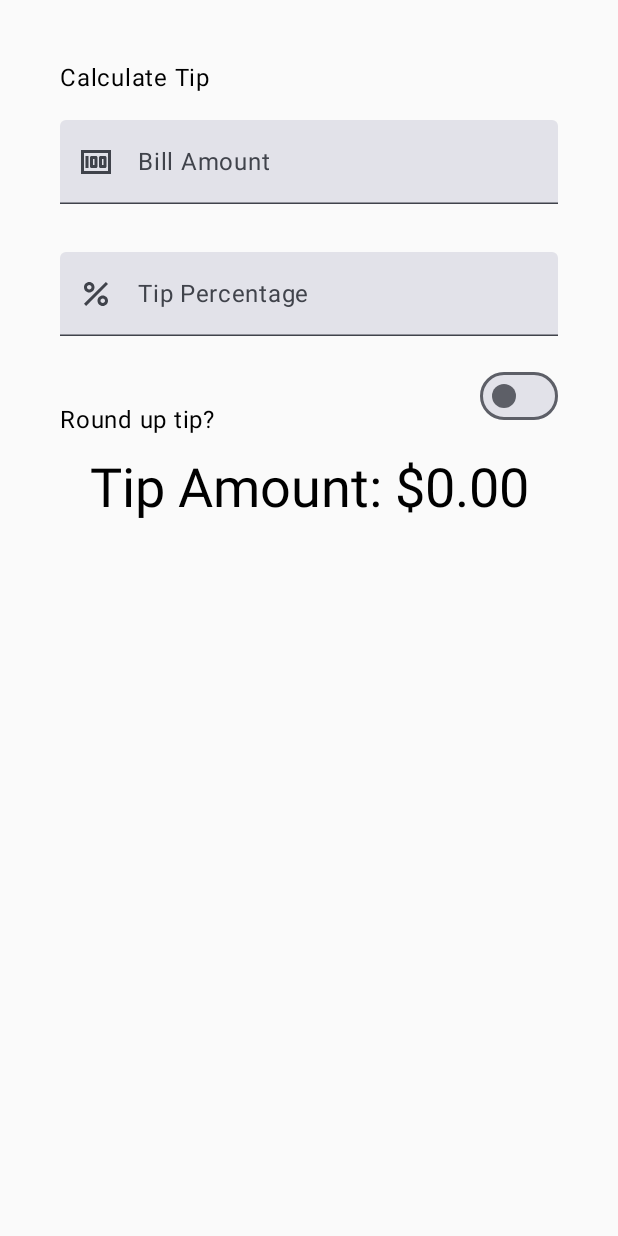
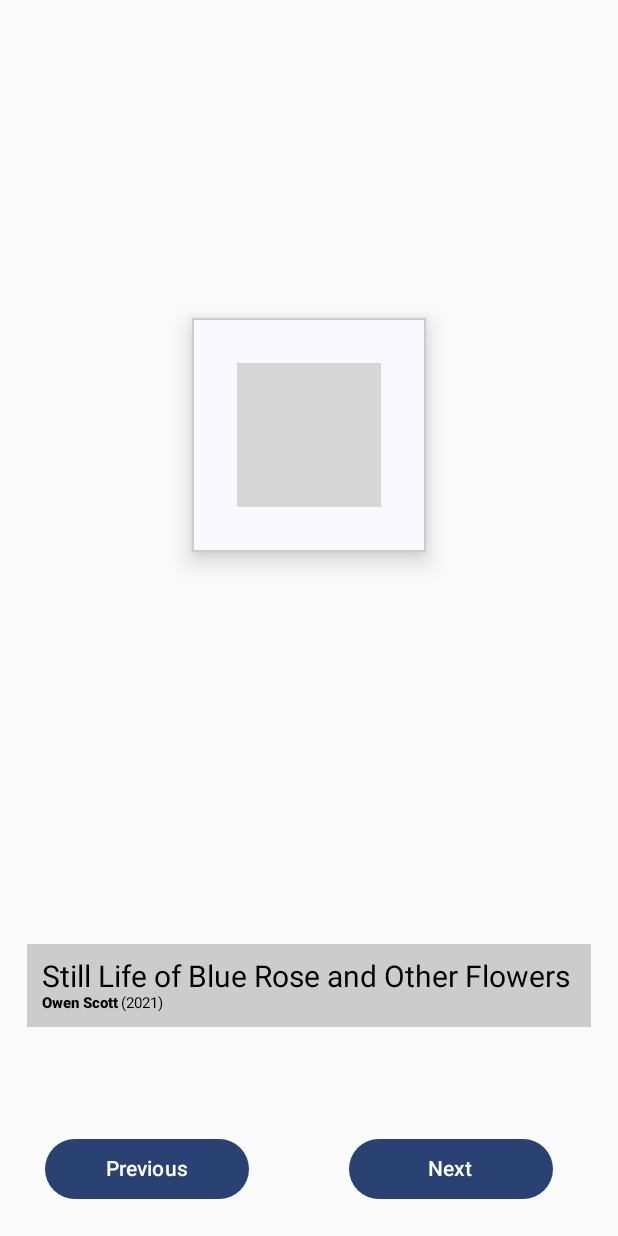
Before and after one commit to Ercan-Ozturk/JetpackComposePractice, an Android app built with Jetpack Compose: the screen it shows after launch (MainActivity), on a phone screen of 412 x 824 dp. Run offline under Robolectric (Android 15) with nearby library versions, the phone set to English and light mode, and no system bars; grey boxes are pictures that could not be loaded.

Commit message:
Jetpack Compose Art Space App

```diff
--- a/app/src/main/java/com/example/composepractice/MainActivity.kt
+++ b/app/src/main/java/com/example/composepractice/MainActivity.kt
@@ -1,63 +1,53 @@
 package com.example.composepractice
 
-import android.annotation.SuppressLint
+import android.graphics.fonts.FontFamily
+import android.graphics.fonts.FontStyle
 import android.os.Bundle
 import androidx.activity.ComponentActivity
 import androidx.activity.compose.setContent
-import androidx.annotation.DrawableRes
-import androidx.annotation.StringRes
-import androidx.annotation.VisibleForTesting
+import androidx.compose.foundation.BorderStroke
 import androidx.compose.foundation.Image
 import androidx.compose.foundation.background
 import androidx.compose.foundation.border
 import androidx.compose.foundation.layout.Arrangement
 import androidx.compose.foundation.layout.Box
+
 import androidx.compose.foundation.layout.Column
+
+
 import androidx.compose.foundation.layout.Row
+
+
 import androidx.compose.foundation.layout.Spacer
-import androidx.compose.foundation.layout.fillMaxSize
+import androidx.compose.foundation.layout.fillMaxHeight
 import androidx.compose.foundation.layout.fillMaxWidth
-import androidx.compose.foundation.layout.height
 import androidx.compose.foundation.layout.padding
 import androidx.compose.foundation.layout.size
+import androidx.compose.foundation.layout.width
+import androidx.compose.foundation.layout.wrapContentHeight
 import androidx.compose.foundation.layout.wrapContentSize
-import androidx.compose.foundation.layout.wrapContentWidth
-import androidx.compose.foundation.rememberScrollState
-import androidx.compose.foundation.shape.RoundedCornerShape
-import androidx.compose.foundation.text.KeyboardOptions
-import androidx.compose.foundation.verticalScroll
+
 import androidx.compose.material3.Button
-import androidx.compose.material3.ButtonDefaults
-import androidx.compose.material3.CenterAlignedTopAppBar
-import androidx.compose.material3.ExperimentalMaterial3Api
-import androidx.compose.material3.Icon
-import androidx.compose.material3.MaterialTheme
-import androidx.compose.material3.Scaffold
 import androidx.compose.material3.Surface
-import androidx.compose.material3.Switch
 import androidx.compose.material3.Text
-import androidx.compose.material3.TextField
-import androidx.compose.material3.TopAppBarDefaults
 import androidx.compose.runtime.Composable
-import androidx.compose.runtime.MutableState
 import androidx.compose.runtime.getValue
 import androidx.compose.runtime.mutableStateOf
 import androidx.compose.runtime.remember
 import androidx.compose.runtime.setValue
 import androidx.compose.ui.Alignment
 import androidx.compose.ui.Modifier
-import androidx.compose.ui.draw.clip
 import androidx.compose.ui.graphics.Color
+import androidx.compose.ui.layout.ContentScale
 import androidx.compose.ui.res.painterResource
-import androidx.compose.ui.res.stringResource
+import androidx.compose.ui.text.TextStyle
 import androidx.compose.ui.text.font.FontWeight
-import androidx.compose.ui.text.input.ImeAction
-import androidx.compose.ui.text.input.KeyboardType
+import androidx.compose.ui.text.style.TextDecoration
 import androidx.compose.ui.tooling.preview.Preview
 import androidx.compose.ui.unit.dp
 import androidx.compose.ui.unit.sp
 import com.example.composepractice.ui.theme.ComposePracticeTheme
-import java.text.NumberFormat
+import org.intellij.lang.annotations.JdkConstants.HorizontalAlignment
 
 class MainActivity : ComponentActivity() {
 
@@ -65,145 +55,166 @@ class MainActivity : ComponentActivity() {
         super.onCreate(savedInstanceState)
         setContent {
             ComposePracticeTheme {
-                TipTimeLayout()
+                ArtSpaceApp()
             }
         }
     }
 }
 
+@Composable
+@Preview
+private fun ArtAppPreview() {
+    ComposePracticeTheme {
+        ArtSpaceApp()
+    }
+}
 
-@OptIn(ExperimentalMaterial3Api::class)
 @Composable
-fun EditNumberField(
-    @StringRes label: Int,
-    @DrawableRes leadingIcon: Int,
-    keyboardOptions: KeyboardOptions,
-    value: String,
-    onValueChange: (String) -> Unit,
-    modifier: Modifier = Modifier
+private fun ArtSpaceApp() {
+
+    var imageID by remember { mutableStateOf(1) }
+    Column(
+        horizontalAlignment = Alignment.CenterHorizontally,
+        verticalArrangement = Arrangement.SpaceBetween,
+        modifier = Modifier
+            .padding(10.dp)
+            .fillMaxHeight()
     ) {
+        Spacer(
+            modifier = Modifier
+                .weight(0.2F)
+                .size(5.dp)
+        )
+        Surface(
+            shadowElevation = 10.dp,
+            modifier = Modifier
+                .padding(horizontal = 8.dp, vertical = 16.dp)
+                .weight(1.2F)
+                .wrapContentSize()
+                .border(1.dp, color = Color.LightGray)
+        ) {
+            Box(modifier = Modifier.padding(30.dp), contentAlignment = Alignment.Center) {
+                when (imageID) {
+                    1 -> {
 
-    TextField(
-        value = value,
-        onValueChange = onValueChange,
-        leadingIcon = { Icon(painter = painterResource(id = leadingIcon), null) },
-        label = { Text(stringResource(label)) },
-        singleLine = true,
-        keyboardOptions = keyboardOptions,
-        modifier = modifier
-
+                        Image(
+                            painter = painterResource(id = R.drawable.first_image),
+                            contentDescription = "",
+                            contentScale = ContentScale.Fit
                         )
                     }
 
-@Composable
-fun RoundTheTipRow(
-    roundUp: Boolean,
-    onRoundUpChanged: (Boolean) -> Unit,
-    modifier: Modifier = Modifier
-) {
-    Row(
-        modifier = Modifier
-            .fillMaxWidth()
-            .size(48.dp),
-        verticalAlignment = Alignment.CenterVertically
-    ) {
-        Text(text = stringResource(R.string.round_up_tip))
-        Switch(
-            checked = roundUp,
-            onCheckedChange = onRoundUpChanged,
-            modifier = modifier
-                .fillMaxWidth()
-                .wrapContentWidth(Alignment.End),
+                    2 -> {
+
+                        Image(
+                            painter = painterResource(id = R.drawable.second_image),
+                            contentDescription = "",
+                            contentScale = ContentScale.Fit
+                        )
+                    }
+
+                    else -> {
+                        Image(
+                            painter = painterResource(id = R.drawable.third_image),
+                            contentDescription = "",
+                            contentScale = ContentScale.Fit
                         )
                     }
                 }
 
-@Composable
-fun TipTimeLayout() {
-    var amountInput by remember { mutableStateOf("") }
-    val amount = amountInput.toDoubleOrNull() ?: 0.0
-    var tipInput by remember { mutableStateOf("") }
-    val tipPercent = tipInput.toDoubleOrNull() ?: 0.0
+            }
 
+        }
+        Spacer(
+            modifier = Modifier
+                .weight(0.2F)
+                .size(5.dp)
+        )
 
-    var roundUp by remember { mutableStateOf(false) }
-    var tip = calculateTip(amount, tipPercent, roundUp)
+        Box(
+            modifier = Modifier
+                .padding(horizontal = 8.dp)
+                .fillMaxWidth()
+                .wrapContentHeight()
+                .weight(0.5F)
+                .background(color = Color.LightGray)
 
+        ) {
             Column(
+                horizontalAlignment = Alignment.Start,
+                verticalArrangement = Arrangement.Center,
                 modifier = Modifier
-            .padding(40.dp)
-            .verticalScroll(rememberScrollState()),
-        horizontalAlignment = Alignment.CenterHorizontally,
-        verticalArrangement = Arrangement.Center,
+                    .padding(horizontal = 10.dp, vertical = 10.dp)
+
 
             ) {
                 Text(
-            text = stringResource(R.string.calculate_tip),
-            modifier = Modifier
-                .padding(bottom = 16.dp)
-                .align(alignment = Alignment.Start)
+                    text = "Still Life of Blue Rose and Other Flowers", style = TextStyle(
+                        color = Color.Black, fontSize = 20.sp
                     )
-        EditNumberField(
-            label = R.string.bill_amount,
-            keyboardOptions = KeyboardOptions.Default.copy(
-                keyboardType = KeyboardType.Number,
-                imeAction = ImeAction.Next
-            ),
-            leadingIcon = R.drawable.money,
-            value = amountInput,
-            onValueChange = { amountInput = it },
-            modifier = Modifier
-                .padding(bottom = 32.dp)
-                .fillMaxWidth()
                 )
-        EditNumberField(
-            label = R.string.how_was_the_service,
-            keyboardOptions = KeyboardOptions.Default.copy(
-                keyboardType = KeyboardType.Number,
-                imeAction = ImeAction.Done
-            ),
-            leadingIcon = R.drawable.percent,
-            value = tipInput,
-            onValueChange = { tipInput = it },
-            modifier = Modifier
-                .padding(bottom = 32.dp)
-                .fillMaxWidth()
+                Row {
+                    Text(
+                        text = "Owen Scott", style = TextStyle(
+                            color = Color.Black, fontSize = 10.sp, fontWeight = FontWeight.W800
                         )
-        RoundTheTipRow(
-            roundUp = roundUp,
-            onRoundUpChanged = { roundUp = it },
-            modifier = Modifier.padding(bottom = 32.dp)
                     )
+                    Spacer(modifier = Modifier.size(2.dp))
+                    Text(
+                        text = "(2021)", style = TextStyle(
+                            color = Color.Black,
+                            fontSize = 10.sp,
+                        )
+                    )
+                }
 
-        Text(
-            text = stringResource(R.string.tip_amount, tip),
-            style = MaterialTheme.typography.displaySmall
-        )
-        Spacer(modifier = Modifier.height(150.dp))
             }
         }
-
-/**
- * Calculates the tip based on the user input and format the tip amount
- * according to the local currency.
- * Example would be "$10.00".
- */
-@VisibleForTesting
-internal fun calculateTip(
-    amount: Double,
-    tipPercent: Double = 15.0,
-    roundUp: Boolean
-): String {
-    var tip = tipPercent / 100 * amount
-    if (roundUp)
-        tip = kotlin.math.ceil(tip)
-    return NumberFormat.getCurrencyInstance().format(tip)
+        //Spacer(modifier = Modifier.size(16.dp))
+        Row(
+            verticalAlignment = Alignment.CenterVertically,
+            horizontalArrangement = Arrangement.SpaceAround,
+            modifier = Modifier
+                .fillMaxWidth()
+                .weight(0.2F)
+        ) {
+            Spacer(
+                modifier = Modifier
+                    .size(2.dp)
+                    .weight(0.05F)
+            )
+            Button(
+                modifier = Modifier
+                    .weight(0.6F)
+                    .padding(horizontal = 8.dp),
+                onClick = {
+                    if (imageID > 1)
+                        imageID -= 1
                 }
-
-@Preview(showBackground = true)
-@Composable
-fun TipTimeLayoutPreview() {
-    ComposePracticeTheme {
-        TipTimeLayout()
+            ) {
+                Text(text = "Previous")
+            }
+            Spacer(
+                modifier = Modifier
+                    .size(2.dp)
+                    .weight(0.2F)
+            )
+            Button(
+                modifier = Modifier
+                    .weight(0.6F)
+                    .padding(horizontal = 8.dp),
+                onClick = {
+                    if (imageID < 3)
+                        imageID += 1
+                }
+            ) {
+                Text(text = "Next")
+            }
+            Spacer(
+                modifier = Modifier
+                    .size(2.dp)
+                    .weight(0.1F)
+            )
         }
     }
+}
--- a/app/src/main/java/com/example/composepractice/ui/theme/Color.kt
+++ b/app/src/main/java/com/example/composepractice/ui/theme/Color.kt
@@ -9,3 +9,6 @@ val Pink80 = Color(0xFFEFB8C8)
 val Purple40 = Color(0xFF6650a4)
 val PurpleGrey40 = Color(0xFF625b71)
 val Pink40 = Color(0xFF7D5260)
+
+
+val BluePrimary = Color.Blue
--- a/app/src/main/java/com/example/composepractice/ui/theme/Theme.kt
+++ b/app/src/main/java/com/example/composepractice/ui/theme/Theme.kt
@@ -10,21 +10,24 @@ import androidx.compose.material3.dynamicLightColorScheme
 import androidx.compose.material3.lightColorScheme
 import androidx.compose.runtime.Composable
 import androidx.compose.runtime.SideEffect
+import androidx.compose.ui.graphics.Color
 import androidx.compose.ui.graphics.toArgb
 import androidx.compose.ui.platform.LocalContext
 import androidx.compose.ui.platform.LocalView
 import androidx.core.view.WindowCompat
 
 private val DarkColorScheme = darkColorScheme(
-        primary = Purple80,
+    primary = BluePrimary,
     secondary = PurpleGrey80,
     tertiary = Pink80
 )
 
 private val LightColorScheme = lightColorScheme(
-        primary = Purple40,
+    primary = BluePrimary,
     secondary = PurpleGrey40,
-        tertiary = Pink40
+    tertiary = Pink40,
+    onBackground = Color.White
+
 
     /* Other default colors to override
 background = Color(0xFFFFFBFE),
```
Also changed, not shown: app/src/main/res/drawable/third_image.jpg (added), 3 other files. Lines whose indentation alone changed are shown as unchanged.
